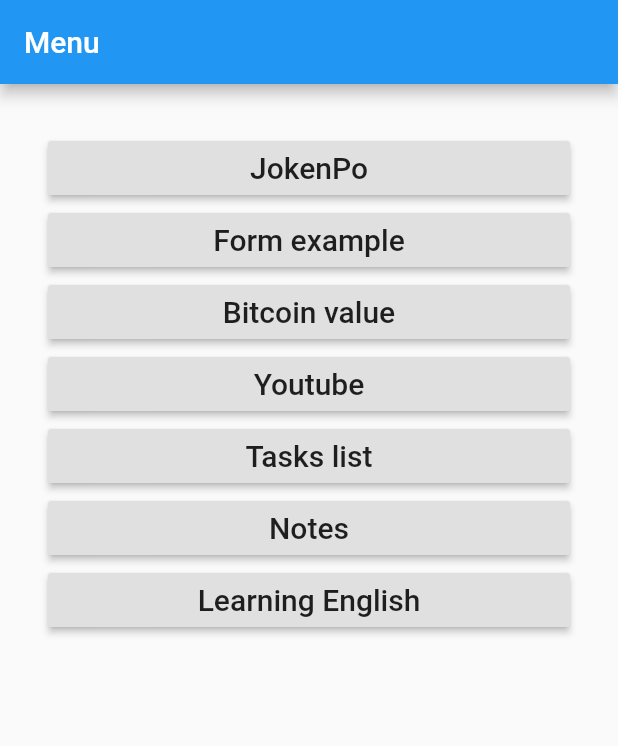
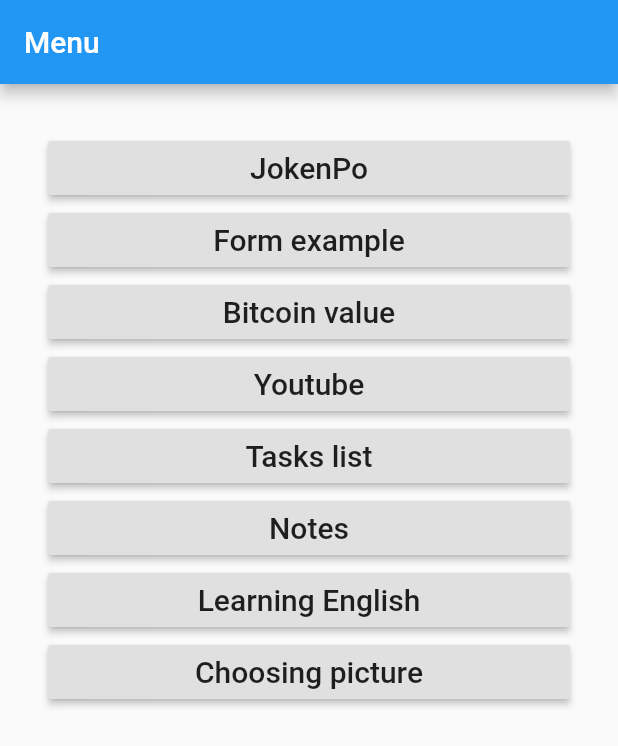
Before and after one commit to GabrielStahlberg/TutorialApp_Flutter, a Flutter app: the screen it shows after launch, on a phone screen of 412 x 824 dp. Shown: the top 746 px of the screen. Run offline on Flutter 3.47's test engine with Material 2 defaults, Android fonts, the phone set to English and light mode, and no system bars; our stand-ins replace audioplayers, cloud_firestore, image_picker, mask_text_input_formatter, shared_preferences, sqflite; missing offline and left inert: flutter_youtube; accounts and stored records are empty.

Commit message:
Getting pictures from gallery and camera.

```diff
--- a/lib/main.dart
+++ b/lib/main.dart
@@ -1,4 +1,5 @@
 import 'package:flutter/material.dart';
+import 'package:tutorial_app/widgets/ChoosingPicture.dart';
 import 'package:tutorial_app/widgets/screens/BitcoinsValue.dart';
 import 'package:tutorial_app/widgets/screens/Game.dart';
 import 'package:tutorial_app/widgets/screens/FormMain.dart';
@@ -25,7 +26,8 @@
       "/youtube": (context) => YoutubeMain(),
       "/tasks": (context) => TasksMain(),
       "/notes": (context) => NotesMain(),
-      "/learning": (context) => LearningMain()
+      "/learning": (context) => LearningMain(),
+      "/picture": (context) => ChoosingPicture()
     },
     home: FormMain(),
     debugShowCheckedModeBanner: false,
--- a/lib/widgets/screens/FormMain.dart
+++ b/lib/widgets/screens/FormMain.dart
@@ -86,6 +86,15 @@
                 ),
                 onPressed: () => _openScreen("/learning"),
               ),
+              RaisedButton(
+                child: Text(
+                  "Choosing picture",
+                  style: TextStyle(
+                      fontSize: 20
+                  ),
+                ),
+                onPressed: () => _openScreen("/picture"),
+              ),
             ],
           ),
         ),
--- a/pubspec.yaml
+++ b/pubspec.yaml
@@ -35,6 +35,7 @@
   cloud_firestore: ^0.13.6
   firebase_storage: ^3.1.6
   firebase_auth: ^0.16.1
+  image_picker: ^0.6.7+1
 
 dev_dependencies:
   flutter_test:
```
Also changed, not shown: lib/widgets/ChoosingPicture.dart (added, +58 -0 lines), pubspec.lock, 3 other files.
